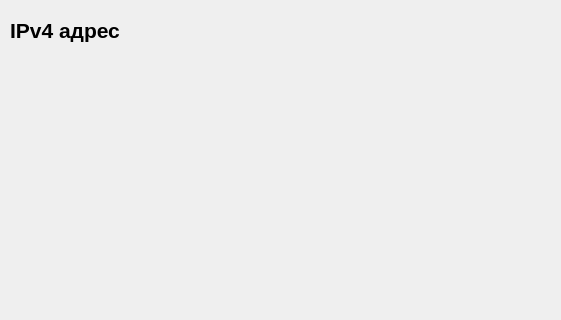
Qt form gui.ui (freerunner1317/ipCalcPyCharm) before a commit; both pictures show x 0 to 561 and y 0 to 320 of the 837 by 453 pixel window.
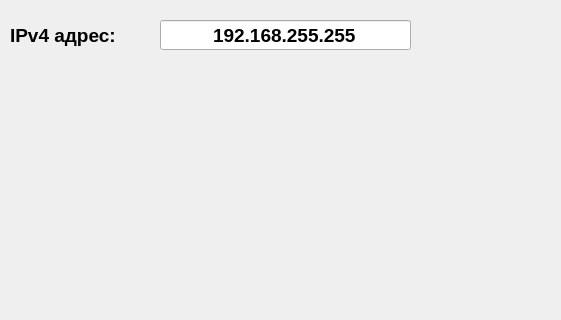
The same form after that commit.

Patch:
```diff
--- a/gui.ui
+++ b/gui.ui
@@ -13,25 +13,57 @@
   <property name="windowTitle">
    <string>IPv4 Calculator</string>
   </property>
+  <property name="layoutDirection">
+   <enum>Qt::LeftToRight</enum>
+  </property>
+  <property name="autoFillBackground">
+   <bool>false</bool>
+  </property>
   <widget class="QWidget" name="centralwidget">
    <widget class="QLabel" name="label">
     <property name="geometry">
      <rect>
       <x>10</x>
       <y>10</y>
-      <width>161</width>
-      <height>41</height>
+      <width>150</width>
+      <height>50</height>
      </rect>
     </property>
     <property name="font">
      <font>
-      <pointsize>16</pointsize>
+      <pointsize>14</pointsize>
       <weight>75</weight>
       <bold>true</bold>
      </font>
     </property>
     <property name="text">
-     <string>IPv4 адрес</string>
+     <string>IPv4 адрес:</string>
+    </property>
+   </widget>
+   <widget class="QLineEdit" name="lineEdit">
+    <property name="geometry">
+     <rect>
+      <x>160</x>
+      <y>20</y>
+      <width>251</width>
+      <height>30</height>
+     </rect>
+    </property>
+    <property name="font">
+     <font>
+      <pointsize>14</pointsize>
+      <weight>75</weight>
+      <bold>true</bold>
+     </font>
+    </property>
+    <property name="autoFillBackground">
+     <bool>false</bool>
+    </property>
+    <property name="text">
+     <string>192.168.255.255</string>
+    </property>
+    <property name="alignment">
+     <set>Qt::AlignCenter</set>
     </property>
    </widget>
   </widget>
```
